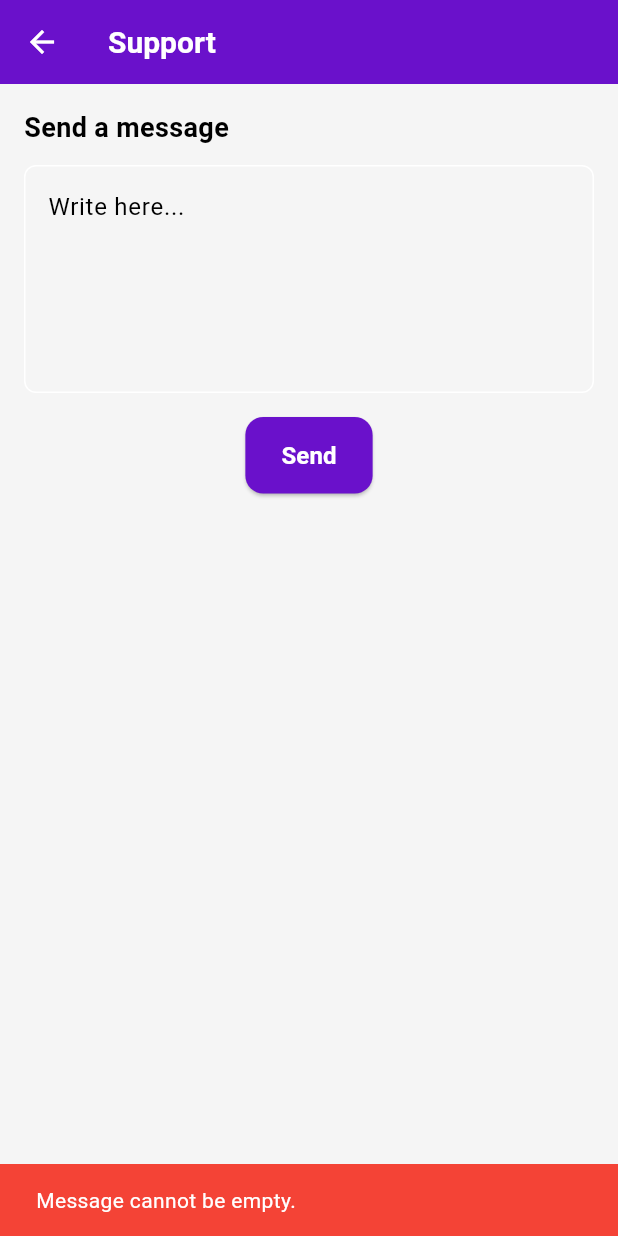
After one commit to Erchwe/dagangan, a Flutter app: the SupportScreen screen opened by its route, after a tap on "Send", on a phone screen of 412 x 824 dp. The commit adds this screen. Run offline on Flutter 3.47's test engine with Material 3 defaults, Android fonts, the light colour scheme and no system bars; our stand-ins replace flutter_dotenv, flutter_riverpod, pdf, shared_preferences, supabase_flutter; accounts and stored records are empty.

Commit message:
support page

```diff
--- a/dagangan/lib/routes/app_routes.dart
+++ b/dagangan/lib/routes/app_routes.dart
@@ -10,6 +10,7 @@ import '../screens/success_screen.dart';
 import '../screens/manager_dashboard_screen.dart';
 import '../screens/sales_report_screen.dart';
 import '../screens/settings_screen.dart';
+import '../screens/support_screen.dart';
 
 import '../models/product_model.dart';
 
@@ -62,6 +63,5 @@ final Map<String, WidgetBuilder> appRoutes = {
   '/success': (context) => const SuccessScreen(),
   '/sales-reports': (context) => const SalesReportScreen(),
   '/settings': (context) => const SettingsScreen(),
-
-
+  '/support': (context) => const SupportScreen(),
 };
--- /dev/null
+++ b/dagangan/lib/screens/support_screen.dart
@@ -0,0 +1,123 @@
+import 'package:flutter/material.dart';
+import 'package:supabase_flutter/supabase_flutter.dart';
+
+class SupportScreen extends StatefulWidget {
+  const SupportScreen({Key? key}) : super(key: key);
+
+  @override
+  _SupportScreenState createState() => _SupportScreenState();
+}
+
+class _SupportScreenState extends State<SupportScreen> {
+  final TextEditingController _messageController = TextEditingController();
+  bool isLoading = false;
+
+  Future<void> sendSupportMessage() async {
+    final message = _messageController.text.trim();
+
+    if (message.isEmpty) {
+      ScaffoldMessenger.of(context).showSnackBar(
+        const SnackBar(
+          content: Text('Message cannot be empty.'),
+          backgroundColor: Colors.red,
+        ),
+      );
+      return;
+    }
+
+    setState(() {
+      isLoading = true;
+    });
+
+  try {
+    final response = await Supabase.instance.client.from('support_messages').insert({
+      'message': message,
+      'created_at': DateTime.now().toIso8601String(),
+    }).execute();
+
+    if (response.status == 201) {
+      ScaffoldMessenger.of(context).showSnackBar(
+        const SnackBar(
+          content: Text('Message sent, thanks for your feedback!'),
+          backgroundColor: Colors.green,
+        ),
+      );
+      _messageController.clear();
+    } else {
+      ScaffoldMessenger.of(context).showSnackBar(
+        SnackBar(
+          content: Text('Failed. Status: ${response.status}'),
+          backgroundColor: Colors.red,
+        ),
+      );
+    }
+  } catch (e) {
+    ScaffoldMessenger.of(context).showSnackBar(
+      SnackBar(
+        content: Text('Error: $e'),
+        backgroundColor: Colors.red,
+      ),
+    );
+  } finally {
+      setState(() {
+        isLoading = false;
+      });
+    }
+  }
+
+  @override
+  Widget build(BuildContext context) {
+  final colorScheme = Theme.of(context).colorScheme;
+
+
+    return Scaffold(
+      appBar: AppBar(
+        title: const Text('Support'),
+        backgroundColor: colorScheme.primary,
+      ),
+      body: Padding(
+        padding: const EdgeInsets.all(16.0),
+        child: Column(
+          crossAxisAlignment: CrossAxisAlignment.start,
+          children: [
+            const Text(
+              'Send a message',
+              style: TextStyle(fontSize: 18, fontWeight: FontWeight.bold),
+            ),
+            const SizedBox(height: 12),
+            TextField(
+              controller: _messageController,
+              maxLines: 5,
+              decoration: InputDecoration(
+                hintText: 'Write here...',
+                border: OutlineInputBorder(
+                  borderRadius: BorderRadius.circular(8),
+                ),
+              ),
+            ),
+            const SizedBox(height: 16),
+            Center(
+              child: ElevatedButton(
+                onPressed: isLoading ? null : sendSupportMessage,
+                style: ElevatedButton.styleFrom(
+                  padding: const EdgeInsets.symmetric(vertical: 14, horizontal: 24),
+                  backgroundColor: colorScheme.primary,
+                  foregroundColor: Colors.white,
+                  shape: RoundedRectangleBorder(
+                    borderRadius: BorderRadius.circular(12),
+                  ),
+                ),
+                child: isLoading
+                    ? const CircularProgressIndicator(color: Colors.white)
+                    : const Text(
+                        'Send',
+                        style: TextStyle(fontSize: 16, fontWeight: FontWeight.bold),
+                      ),
+              ),
+            ),
+          ],
+        ),
+      ),
+    );
+  }
+}
```
